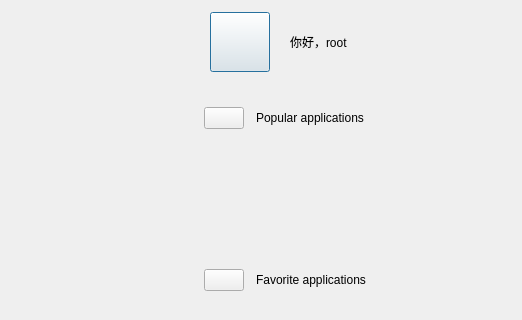
Old version of the form plugins/menu/window.ui in the repository openeuler-mirror/kiran-shell; both pictures show x 229 to 751 and y 0 to 320 of the 751 by 729 pixel window.
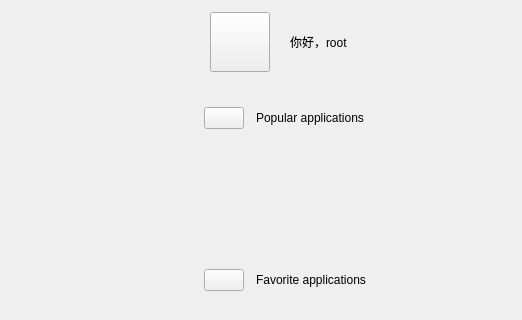
New version of the form. Icons and pictures are not drawn. Custom widgets are drawn as their Qt base class.

The edit to the form file:
```diff
--- a/plugins/menu/window.ui
+++ b/plugins/menu/window.ui
@@ -1,7 +1,7 @@
 <?xml version="1.0" encoding="UTF-8"?>
 <ui version="4.0">
  <class>Window</class>
- <widget class="QDialog" name="Window">
+ <widget class="QWidget" name="Window">
   <property name="geometry">
    <rect>
     <x>0</x>
```
